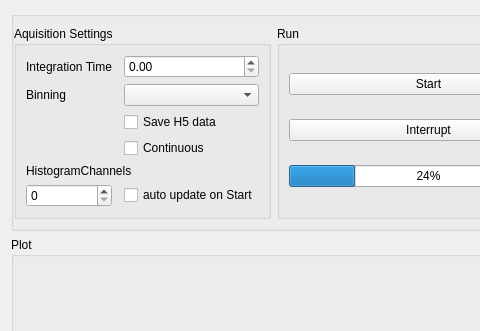
Old version of the form ScopeFoundryHW/picoharp/hydraharp_hist_measure.ui in the repository PromuInstrument/stackbot; both pictures show x 0 to 480 and y 0 to 331 of the 702 by 589 pixel window.
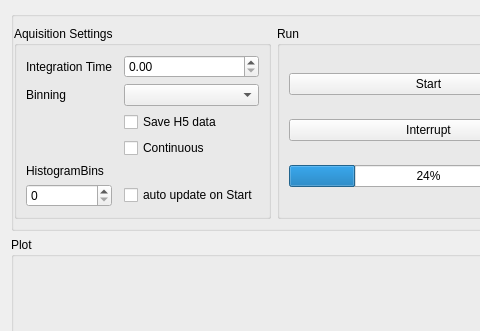
New version of the form.

Commit message: [hydraharp] HistogramBins setting replaced HistogramChannels and solved naming inconsistancies.

Diff of the .ui file:
```diff
--- a/ScopeFoundryHW/picoharp/hydraharp_hist_measure.ui
+++ b/ScopeFoundryHW/picoharp/hydraharp_hist_measure.ui
@@ -94,7 +94,7 @@
          <item row="5" column="0" colspan="3">
           <widget class="QLabel" name="label_3">
            <property name="text">
-            <string>HistogramChannels</string>
+            <string>HistogramBins</string>
            </property>
           </widget>
          </item>
```
Left out of the diff: 8 changed lines with no effect on the pictures. The commit also changes 4 other files.
